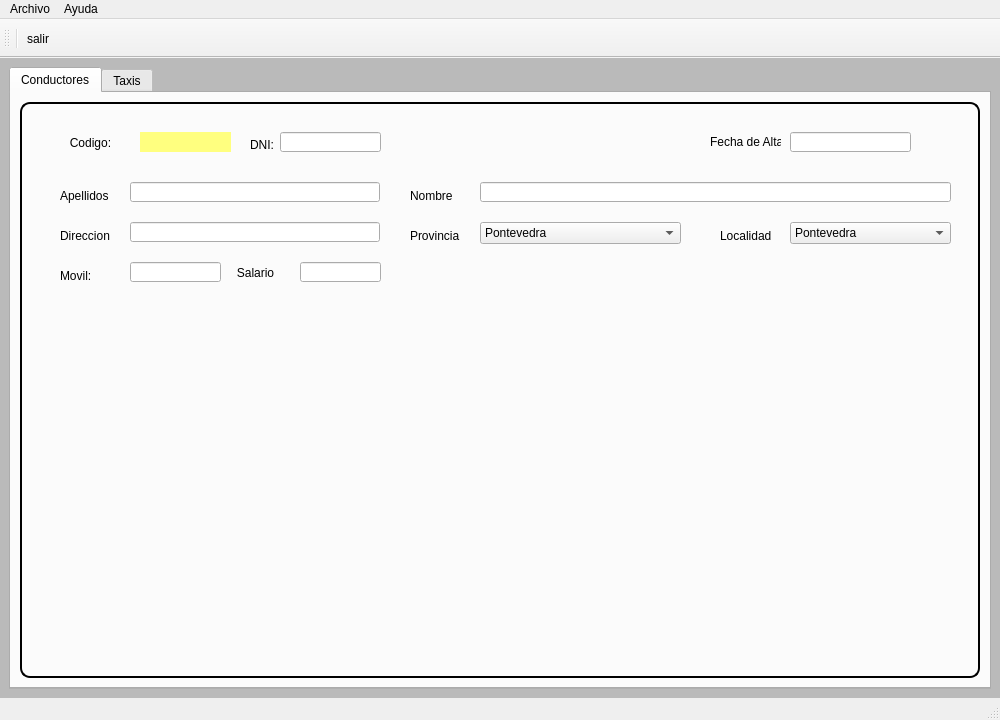
Above: MainWindow.ui from javierlago/lagoamoedo before the change. Below: the same form after it.
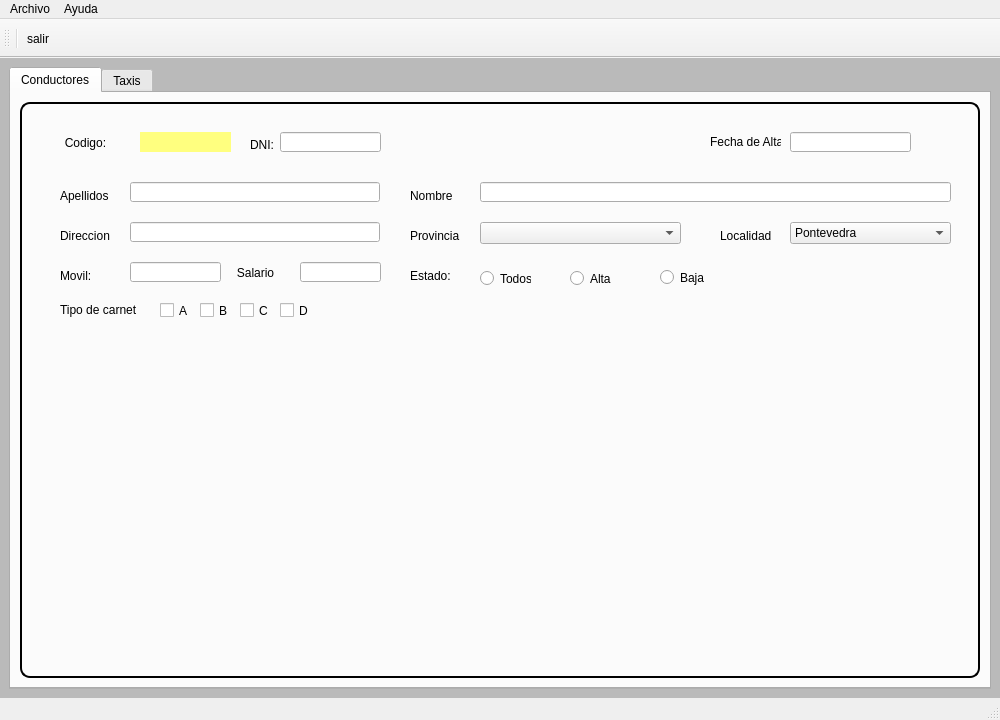
That is the form after the change. Icons and pictures are not drawn.

Patch:
```diff
--- a/MainWindow.ui
+++ b/MainWindow.ui
@@ -50,6 +50,9 @@
     <height>35</height>
    </size>
   </property>
+  <property name="documentMode">
+   <bool>false</bool>
+  </property>
   <widget class="QWidget" name="centralwidget">
    <layout class="QGridLayout" name="gridLayout">
     <item row="0" column="0">
@@ -110,7 +113,7 @@
            <string>Conductores</string>
           </attribute>
           <layout class="QGridLayout" name="gridLayout_2">
-           <item row="0" column="0">
+           <item row="0" column="1">
             <widget class="QFrame" name="boxInfo">
              <property name="enabled">
               <bool>true</bool>
@@ -173,7 +176,7 @@
                <rect>
                 <x>40</x>
                 <y>30</y>
-                <width>61</width>
+                <width>51</width>
                 <height>21</height>
                </rect>
               </property>
@@ -476,11 +479,6 @@
                 <height>22</height>
                </rect>
               </property>
-              <item>
-               <property name="text">
-                <string>Pontevedra</string>
-               </property>
-              </item>
              </widget>
              <widget class="QLabel" name="lblSalario">
               <property name="geometry">
@@ -533,6 +531,123 @@
                <bool>true</bool>
               </property>
              </widget>
+             <widget class="QLabel" name="lblCarnet">
+              <property name="geometry">
+               <rect>
+                <x>40</x>
+                <y>200</y>
+                <width>81</width>
+                <height>16</height>
+               </rect>
+              </property>
+              <property name="text">
+               <string>Tipo de carnet</string>
+              </property>
+             </widget>
+             <widget class="QCheckBox" name="chkA">
+              <property name="geometry">
+               <rect>
+                <x>140</x>
+                <y>200</y>
+                <width>31</width>
+                <height>17</height>
+               </rect>
+              </property>
+              <property name="text">
+               <string>A</string>
+              </property>
+             </widget>
+             <widget class="QCheckBox" name="chkB">
+              <property name="geometry">
+               <rect>
+                <x>180</x>
+                <y>200</y>
+                <width>31</width>
+                <height>17</height>
+               </rect>
+              </property>
+              <property name="text">
+               <string>B</string>
+              </property>
+             </widget>
+             <widget class="QCheckBox" name="chkC">
+              <property name="geometry">
+               <rect>
+                <x>220</x>
+                <y>200</y>
+                <width>31</width>
+                <height>17</height>
+               </rect>
+              </property>
+              <property name="text">
+               <string>C</string>
+              </property>
+             </widget>
+             <widget class="QCheckBox" name="chkD">
+              <property name="geometry">
+               <rect>
+                <x>260</x>
+                <y>200</y>
+                <width>31</width>
+                <height>17</height>
+               </rect>
+              </property>
+              <property name="text">
+               <string>D</string>
+              </property>
+             </widget>
+             <widget class="QLabel" name="label">
+              <property name="geometry">
+               <rect>
+                <x>390</x>
+                <y>163</y>
+                <width>47</width>
+                <height>21</height>
+               </rect>
+              </property>
+              <property name="text">
+               <string>Estado:</string>
+              </property>
+             </widget>
+             <widget class="QRadioButton" name="rbtTodos">
+              <property name="geometry">
+               <rect>
+                <x>460</x>
+                <y>166</y>
+                <width>51</width>
+                <height>21</height>
+               </rect>
+              </property>
+              <property name="text">
+               <string>Todos</string>
+              </property>
+             </widget>
+             <widget class="QRadioButton" name="rbtAlta">
+              <property name="geometry">
+               <rect>
+                <x>550</x>
+                <y>166</y>
+                <width>51</width>
+                <height>21</height>
+               </rect>
+              </property>
+              <property name="text">
+               <string>Alta</string>
+              </property>
+             </widget>
+             <widget class="QRadioButton" name="rbtBaja">
+              <property name="geometry">
+               <rect>
+                <x>640</x>
+                <y>160</y>
+                <width>51</width>
+                <height>31</height>
+               </rect>
+              </property>
+              <property name="text">
+               <string>Baja</string>
+              </property>
+             </widget>
             </widget>
            </item>
           </layout>
```
Left out of the diff: 23 changed lines with no effect on the pictures.
